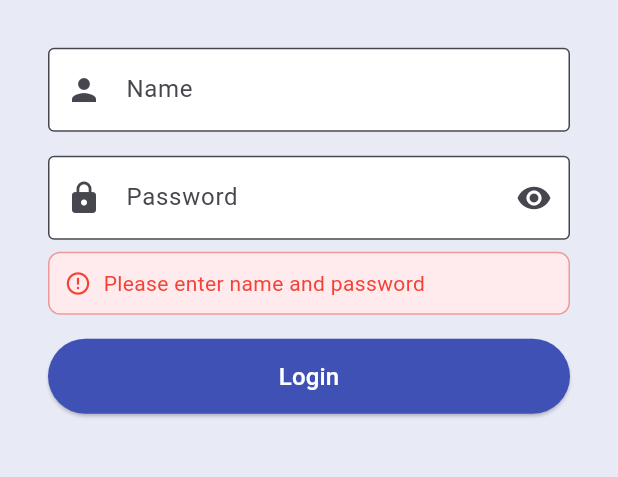
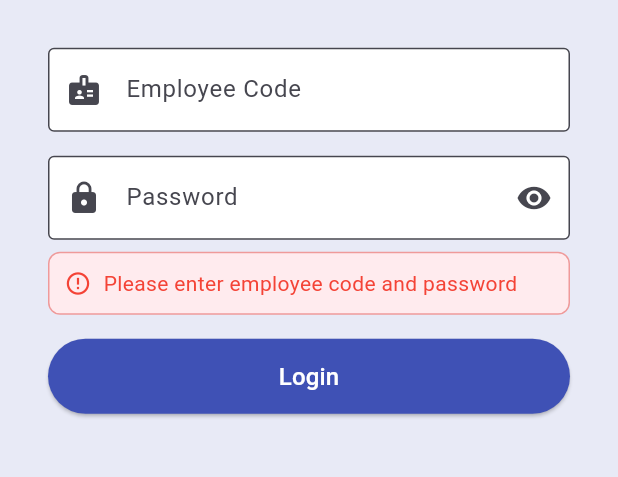
Before and after one commit to thirunavukkarasuthangaraj/mavens-park, a Flutter app: the AdminScreen screen opened directly, after a tap on the "logout" icon, after a tap on "Login", on a phone screen of 412 x 824 dp, the part 508-985 px from its top. Run offline on Flutter 3.47's test engine with Material 3 defaults, Android fonts, the phone set to English and light mode, and no system bars; network calls fail.

Commit message:
Login by employee code, add crash-safe API error handling

```diff
--- a/flutter_app/lib/api_service.dart
+++ b/flutter_app/lib/api_service.dart
@@ -2,106 +2,71 @@ import 'dart:convert';
 import 'package:http/http.dart' as http;
 import 'utils/hash.dart';
 
-// Replace with your deployed Apps Script Web App URL
 const String scriptUrl = "YOUR_APPS_SCRIPT_WEB_APP_URL_HERE";
+const _timeout = Duration(seconds: 15);
 
 class ApiService {
-  static Future<Map<String, dynamic>> login(String name, String password) async {
-    final res = await http.post(
-      Uri.parse(scriptUrl),
-      headers: {"Content-Type": "application/json"},
-      body: jsonEncode({
-        "action":   "login",
-        "name":     name,
-        "password": hashPassword(password),
-      }),
-    );
-    return jsonDecode(res.body);
+  // ── safe POST helper — never throws, always returns a map ──
+  static Future<Map<String, dynamic>> _post(Map<String, dynamic> body) async {
+    try {
+      final res = await http.post(
+        Uri.parse(scriptUrl),
+        headers: {"Content-Type": "application/json"},
+        body: jsonEncode(body),
+      ).timeout(_timeout);
+      final decoded = jsonDecode(res.body);
+      if (decoded is Map<String, dynamic>) return decoded;
+      return {"success": false, "message": "Unexpected response"};
+    } catch (_) {
+      return {"success": false, "message": "Connection error. Check your internet."};
+    }
   }
 
-  static Future<Map<String, dynamic>> parkVehicle(String userName, String vehicleNo) async {
-    final res = await http.post(
-      Uri.parse(scriptUrl),
-      headers: {"Content-Type": "application/json"},
-      body: jsonEncode({
-        "action":     "parkVehicle",
-        "user_name":  userName,
-        "vehicle_no": vehicleNo,
-      }),
-    );
-    return jsonDecode(res.body);
-  }
+  // ── LOGIN (by employee code or admin name) ─────────────────
+  static Future<Map<String, dynamic>> login(String code, String password) =>
+      _post({"action": "login", "code": code, "password": hashPassword(password)});
 
-  static Future<Map<String, dynamic>> getTodayLogs() async {
-    final res = await http.post(
-      Uri.parse(scriptUrl),
-      headers: {"Content-Type": "application/json"},
-      body: jsonEncode({"action": "getTodayLogs"}),
-    );
-    return jsonDecode(res.body);
-  }
+  // ── PARK VEHICLE ───────────────────────────────────────────
+  static Future<Map<String, dynamic>> parkVehicle(String userName, String vehicleNo) =>
+      _post({"action": "parkVehicle", "user_name": userName, "vehicle_no": vehicleNo});
 
-  static Future<Map<String, dynamic>> getDashboard() async {
-    final res = await http.post(
-      Uri.parse(scriptUrl),
-      headers: {"Content-Type": "application/json"},
-      body: jsonEncode({"action": "getDashboard"}),
-    );
-    return jsonDecode(res.body);
-  }
+  // ── TODAY LOGS ─────────────────────────────────────────────
+  static Future<Map<String, dynamic>> getTodayLogs() =>
+      _post({"action": "getTodayLogs"});
 
-  static Future<Map<String, dynamic>> assignNumber(String name, String number) async {
-    final res = await http.post(
-      Uri.parse(scriptUrl),
-      headers: {"Content-Type": "application/json"},
-      body: jsonEncode({"action": "assignNumber", "name": name, "number": number}),
-    );
-    return jsonDecode(res.body);
-  }
+  // ── DASHBOARD ──────────────────────────────────────────────
+  static Future<Map<String, dynamic>> getDashboard() =>
+      _post({"action": "getDashboard"});
 
-  /// Employee changes own password — verifies old password (plain text, hashed here)
+  // ── ASSIGN NUMBER ──────────────────────────────────────────
+  static Future<Map<String, dynamic>> assignNumber(String name, String number) =>
+      _post({"action": "assignNumber", "name": name, "number": number});
+
+  // ── CHANGE PASSWORD (employee — plain old password) ────────
   static Future<Map<String, dynamic>> changePassword(
-      String name, String oldPassword, String newPassword) async {
-    final res = await http.post(
-      Uri.parse(scriptUrl),
-      headers: {"Content-Type": "application/json"},
-      body: jsonEncode({
+          String name, String oldPassword, String newPassword) =>
+      _post({
         "action":       "changePassword",
         "name":         name,
         "old_password": hashPassword(oldPassword),
         "new_password": hashPassword(newPassword),
-      }),
-    );
-    return jsonDecode(res.body);
-  }
+      });
 
-  /// Force change after admin reset — old password is already hashed (from login response)
+  // ── CHANGE PASSWORD (force — old password already hashed) ──
   static Future<Map<String, dynamic>> changePasswordHashed(
-      String name, String oldHashedPassword, String newPassword) async {
-    final res = await http.post(
-      Uri.parse(scriptUrl),
-      headers: {"Content-Type": "application/json"},
-      body: jsonEncode({
+          String name, String oldHashedPassword, String newPassword) =>
+      _post({
         "action":       "changePassword",
         "name":         name,
-        "old_password": oldHashedPassword,   // already hashed
+        "old_password": oldHashedPassword,
         "new_password": hashPassword(newPassword),
-      }),
-    );
-    return jsonDecode(res.body);
-  }
+      });
 
-  /// Admin resets employee password — sets must_change = TRUE in sheet
-  static Future<Map<String, dynamic>> resetPassword(String name, String newPassword) async {
-    final res = await http.post(
-      Uri.parse(scriptUrl),
-      headers: {"Content-Type": "application/json"},
-      body: jsonEncode({
+  // ── RESET PASSWORD (admin — sets must_change = TRUE) ───────
+  static Future<Map<String, dynamic>> resetPassword(String name, String newPassword) =>
+      _post({
         "action":       "resetPassword",
         "name":         name,
         "new_password": hashPassword(newPassword),
-      }),
-    );
-    return jsonDecode(res.body);
-  }
+      });
 }
--- a/flutter_app/lib/screens/login_screen.dart
+++ b/flutter_app/lib/screens/login_screen.dart
@@ -13,25 +13,25 @@ class LoginScreen extends StatefulWidget {
 }
 
 class _LoginScreenState extends State<LoginScreen> {
-  final _nameCtrl     = TextEditingController();
+  final _codeCtrl     = TextEditingController();
   final _passwordCtrl = TextEditingController();
   bool _loading       = false;
   bool _obscure       = true;
   String _error       = '';
 
   Future<void> _login() async {
-    final name     = _nameCtrl.text.trim();
+    final code     = _codeCtrl.text.trim();
     final password = _passwordCtrl.text.trim();
 
-    if (name.isEmpty || password.isEmpty) {
-      setState(() => _error = 'Please enter name and password');
+    if (code.isEmpty || password.isEmpty) {
+      setState(() => _error = 'Please enter employee code and password');
       return;
     }
 
     setState(() { _loading = true; _error = ''; });
 
     try {
-      final result = await ApiService.login(name, password);
+      final result = await ApiService.login(code, password);
 
       if (result['success'] == true) {
         final role       = result['role'];
@@ -95,12 +95,14 @@ class _LoginScreenState extends State<LoginScreen> {
                       color: Colors.indigo)),
               const SizedBox(height: 32),
 
-              // Name
+              // Employee Code
               TextField(
-                controller: _nameCtrl,
+                controller: _codeCtrl,
+                keyboardType: TextInputType.text,
                 decoration: const InputDecoration(
-                  labelText: 'Name',
-                  prefixIcon: Icon(Icons.person),
+                  labelText: 'Employee Code',
+                  hintText: 'e.g. 101',
+                  prefixIcon: Icon(Icons.badge),
                   border: OutlineInputBorder(),
                   filled: true,
                   fillColor: Colors.white,
```
Also changed, not shown: 1 other file.
